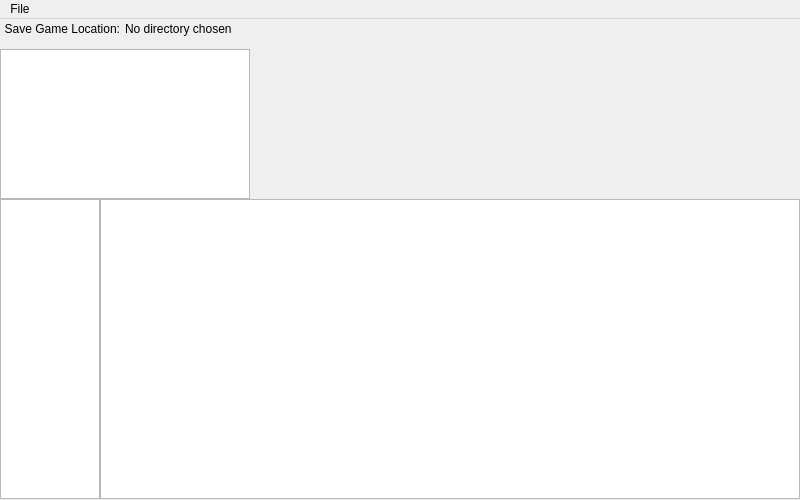
Qt form PineSaveGameEditor.ui (accavallo/PineSaveGameEditor) before a commit.
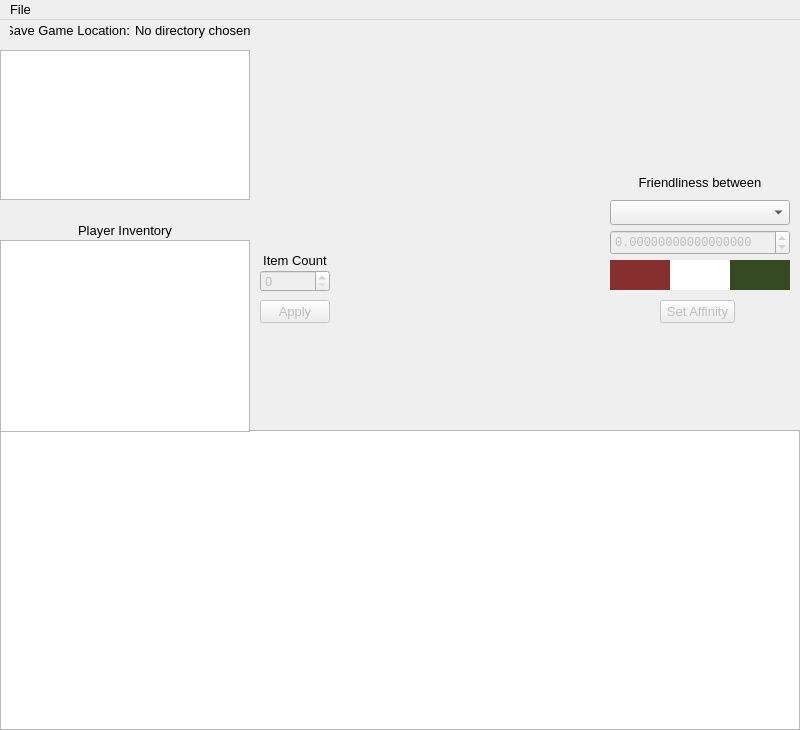
The same form after that commit. Custom widgets are drawn as their Qt base class.

Commit message: Added the Affinity Wheel though it's a rectangle for now. Added a SpeciesRelationship struct that keeps track of the relationship between two species. Modified some of the items in the list for correctness. Added a list widget to the UI for the player's inventory and a spin box to show the amount. Added a combo box for the species affinity and a double spin box for the value.

Diff of the .ui file:
```diff
--- a/PineSaveGameEditor.ui
+++ b/PineSaveGameEditor.ui
@@ -7,9 +7,14 @@
     <x>0</x>
     <y>0</y>
     <width>800</width>
-    <height>500</height>
+    <height>730</height>
    </rect>
   </property>
+  <property name="font">
+   <font>
+    <pointsize>10</pointsize>
+   </font>
+  </property>
   <property name="windowTitle">
    <string>PineSaveGameEditor</string>
   </property>
@@ -17,7 +22,7 @@
    <widget class="QLabel" name="label">
     <property name="geometry">
      <rect>
-      <x>125</x>
+      <x>135</x>
       <y>0</y>
       <width>475</width>
       <height>20</height>
@@ -30,7 +35,7 @@
    <widget class="QLabel" name="label_2">
     <property name="geometry">
      <rect>
-      <x>0</x>
+      <x>10</x>
       <y>0</y>
       <width>120</width>
       <height>20</height>
@@ -46,14 +51,15 @@
    <widget class="QTextEdit" name="textEdit">
     <property name="geometry">
      <rect>
-      <x>100</x>
-      <y>180</y>
-      <width>700</width>
+      <x>0</x>
+      <y>410</y>
+      <width>800</width>
       <height>300</height>
      </rect>
     </property>
     <property name="font">
      <font>
+      <family>MS Shell Dlg 2</family>
       <pointsize>10</pointsize>
      </font>
     </property>
@@ -70,26 +76,202 @@
       <height>150</height>
      </rect>
     </property>
+    <property name="font">
+     <font>
+      <family>MS Shell Dlg 2</family>
+      <pointsize>10</pointsize>
+     </font>
+    </property>
    </widget>
-   <widget class="QTextEdit" name="keyEdit">
+   <widget class="QDoubleSpinBox" name="affinitySpinBox">
+    <property name="enabled">
+     <bool>false</bool>
+    </property>
     <property name="geometry">
      <rect>
-      <x>0</x>
+      <x>610</x>
+      <y>210</y>
+      <width>180</width>
+      <height>25</height>
+     </rect>
+    </property>
+    <property name="font">
+     <font>
+      <family>Consolas</family>
+      <pointsize>9</pointsize>
+     </font>
+    </property>
+    <property name="decimals">
+     <number>17</number>
+    </property>
+    <property name="minimum">
+     <double>-1.000000000000000</double>
+    </property>
+    <property name="maximum">
+     <double>1.000000000000000</double>
+    </property>
+    <property name="singleStep">
+     <double>0.001000000000000</double>
+    </property>
+   </widget>
+   <widget class="QComboBox" name="speciesComboBox">
+    <property name="geometry">
+     <rect>
+      <x>610</x>
       <y>180</y>
-      <width>100</width>
-      <height>300</height>
+      <width>180</width>
+      <height>25</height>
      </rect>
     </property>
+   </widget>
+   <widget class="QLabel" name="label_3">
+    <property name="geometry">
+     <rect>
+      <x>610</x>
+      <y>150</y>
+      <width>180</width>
+      <height>25</height>
+     </rect>
+    </property>
     <property name="font">
      <font>
+      <family>MS Shell Dlg 2</family>
       <pointsize>10</pointsize>
      </font>
     </property>
-    <property name="tabChangesFocus">
+    <property name="text">
+     <string>Friendliness between</string>
+    </property>
+    <property name="alignment">
+     <set>Qt::AlignCenter</set>
+    </property>
+   </widget>
+   <widget class="QListWidget" name="itemList">
+    <property name="geometry">
+     <rect>
+      <x>0</x>
+      <y>220</y>
+      <width>250</width>
+      <height>192</height>
+     </rect>
+    </property>
+    <property name="font">
+     <font>
+      <family>MS Shell Dlg 2</family>
+      <pointsize>10</pointsize>
+     </font>
+    </property>
+   </widget>
+   <widget class="QLabel" name="label_4">
+    <property name="geometry">
+     <rect>
+      <x>0</x>
+      <y>200</y>
+      <width>250</width>
+      <height>20</height>
+     </rect>
+    </property>
+    <property name="font">
+     <font>
+      <pointsize>10</pointsize>
+     </font>
+    </property>
+    <property name="text">
+     <string>Player Inventory</string>
+    </property>
+    <property name="alignment">
+     <set>Qt::AlignCenter</set>
+    </property>
+   </widget>
+   <widget class="QSpinBox" name="itemCountBox">
+    <property name="enabled">
      <bool>false</bool>
     </property>
-    <property name="readOnly">
-     <bool>true</bool>
+    <property name="geometry">
+     <rect>
+      <x>260</x>
+      <y>250</y>
+      <width>70</width>
+      <height>22</height>
+     </rect>
+    </property>
+    <property name="font">
+     <font>
+      <pointsize>10</pointsize>
+     </font>
+    </property>
+    <property name="maximum">
+     <number>50</number>
+    </property>
+   </widget>
+   <widget class="QLabel" name="label_5">
+    <property name="geometry">
+     <rect>
+      <x>260</x>
+      <y>230</y>
+      <width>70</width>
+      <height>20</height>
+     </rect>
+    </property>
+    <property name="text">
+     <string>Item Count</string>
+    </property>
+    <property name="alignment">
+     <set>Qt::AlignCenter</set>
+    </property>
+   </widget>
+   <widget class="QPushButton" name="applyItemBtn">
+    <property name="enabled">
+     <bool>false</bool>
+    </property>
+    <property name="geometry">
+     <rect>
+      <x>260</x>
+      <y>280</y>
+      <width>70</width>
+      <height>23</height>
+     </rect>
+    </property>
+    <property name="font">
+     <font>
+      <pointsize>10</pointsize>
+     </font>
+    </property>
+    <property name="text">
+     <string>Apply</string>
+    </property>
+   </widget>
+   <widget class="QPushButton" name="applyAffinityBtn">
+    <property name="enabled">
+     <bool>false</bool>
+    </property>
+    <property name="geometry">
+     <rect>
+      <x>660</x>
+      <y>280</y>
+      <width>75</width>
+      <height>23</height>
+     </rect>
+    </property>
+    <property name="text">
+     <string>Set Affinity</string>
+    </property>
+   </widget>
+   <widget class="AffinityWheel" name="affinityWheel">
+    <property name="geometry">
+     <rect>
+      <x>610</x>
+      <y>240</y>
+      <width>180</width>
+      <height>30</height>
+     </rect>
+    </property>
+    <property name="styleSheet">
+     <string notr="true">color: orange; 
+background-color: qlineargradient(spread:pad, x1:0, y1:0, x2:1, y2:0, stop:0 rgb(133, 47, 46), stop:0.333333 rgb(133, 47, 46), stop:0.333334 rgba(255, 255, 255, 255), stop:0.666666 rgba(255, 255, 255, 255), stop:0.666667 rgb(52, 74, 33), stop:1 rgb(52, 74, 33));</string>
+    </property>
+    <property name="text">
+     <string/>
     </property>
    </widget>
   </widget>
@@ -117,6 +299,13 @@
   </action>
  </widget>
  <layoutdefault spacing="6" margin="11"/>
+ <customwidgets>
+  <customwidget>
+   <class>AffinityWheel</class>
+   <extends>QLabel</extends>
+   <header>AffinityWheel.h</header>
+  </customwidget>
+ </customwidgets>
  <resources>
   <include location="PineSaveGameEditor.qrc"/>
  </resources>
```
Left out of the diff: 72 changed lines with no effect on the pictures. The commit also changes 6 other files.
